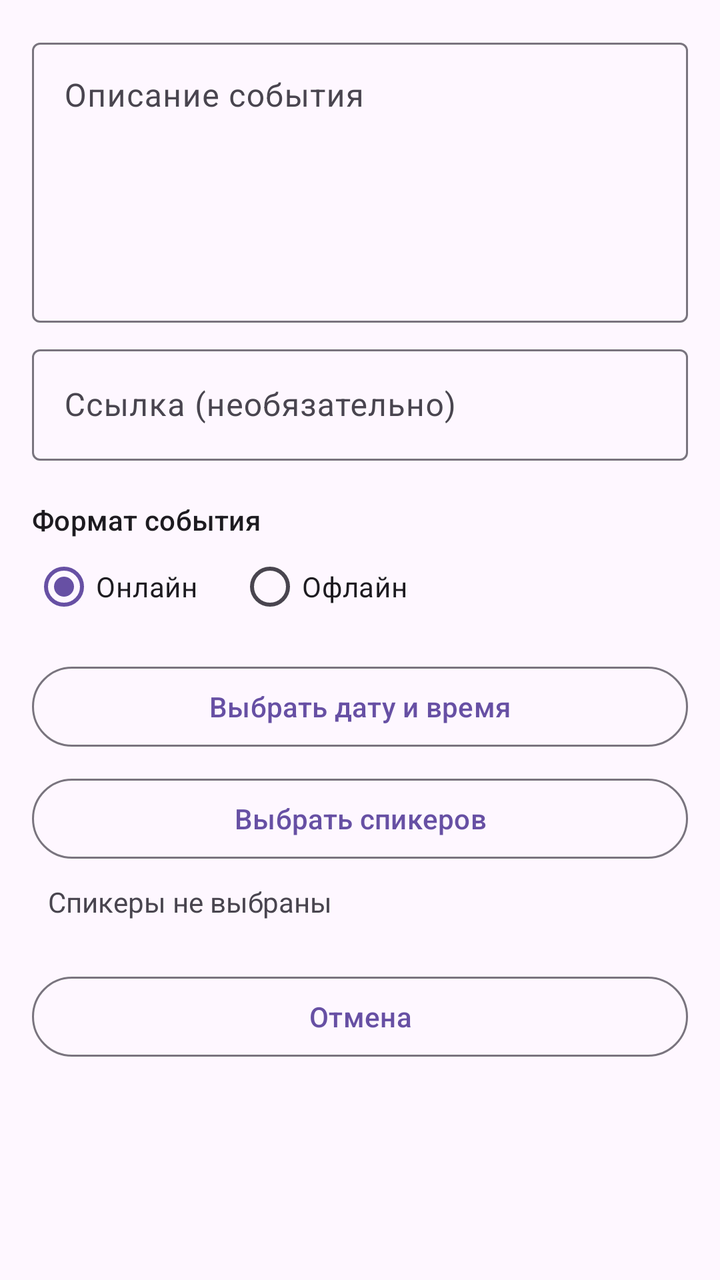
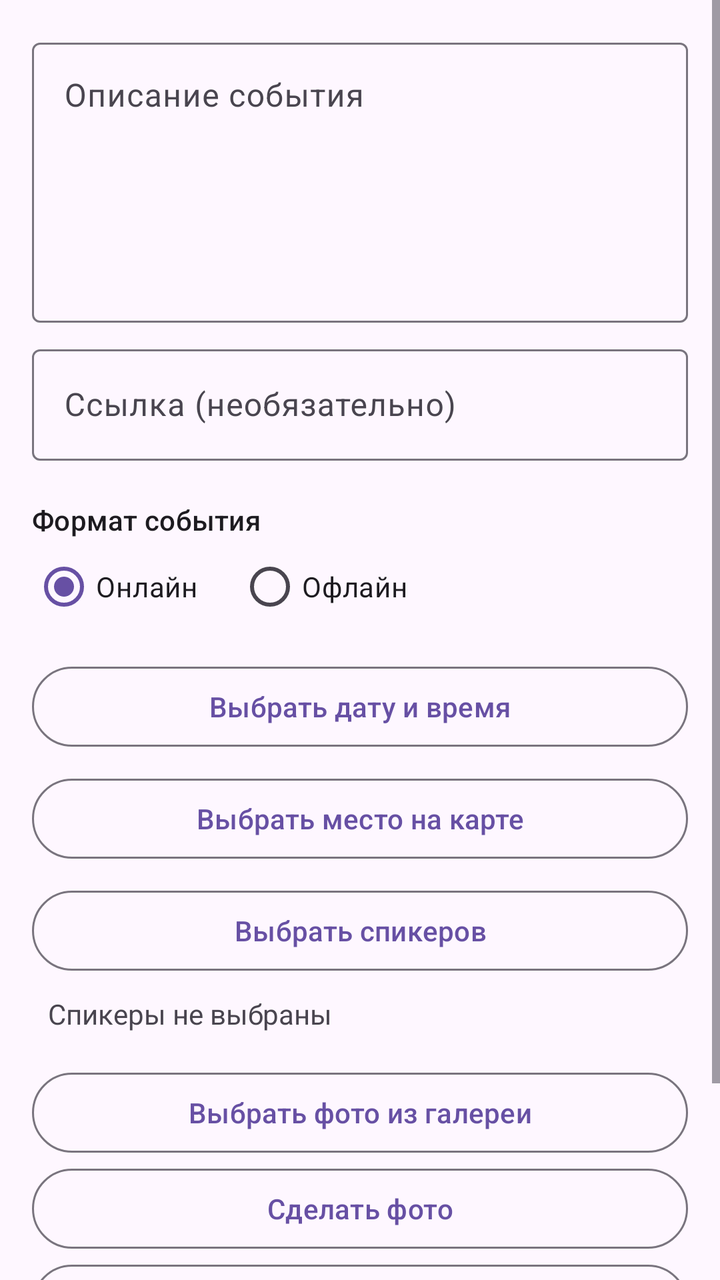

Before-and-after screenshots of an Android layout around one commit, followed by the original layout XML and the change that was made.
<!-- AndroidManifest.xml: application theme Theme.NeWork -->
<!-- res/layout/screen_create_event.xml -->
<?xml version="1.0" encoding="utf-8"?>
<ScrollView xmlns:android="http://schemas.android.com/apk/res/android"
    xmlns:app="http://schemas.android.com/apk/res-auto"
    android:layout_width="match_parent"
    android:layout_height="match_parent"
    android:fillViewport="true">

    <LinearLayout
        android:layout_width="match_parent"
        android:layout_height="wrap_content"
        android:orientation="vertical"
        android:padding="16dp">

        <com.google.android.material.textfield.TextInputLayout
            android:id="@+id/event_content_layout"
            android:layout_width="match_parent"
            android:layout_height="wrap_content"
            android:hint="@string/event_content_hint">

            <com.google.android.material.textfield.TextInputEditText
                android:id="@+id/event_content_input"
                android:layout_width="match_parent"
                android:layout_height="wrap_content"
                android:gravity="top|start"
                android:inputType="textCapSentences|textMultiLine"
                android:minHeight="140dp"
                android:maxLines="10" />
        </com.google.android.material.textfield.TextInputLayout>

        <com.google.android.material.textfield.TextInputLayout
            android:layout_width="match_parent"
            android:layout_height="wrap_content"
            android:layout_marginTop="8dp"
            android:hint="@string/link_hint">

            <com.google.android.material.textfield.TextInputEditText
                android:id="@+id/event_link_input"
                android:layout_width="match_parent"
                android:layout_height="wrap_content"
                android:inputType="textUri" />
        </com.google.android.material.textfield.TextInputLayout>

        <TextView
            android:layout_width="match_parent"
            android:layout_height="wrap_content"
            android:layout_marginTop="20dp"
            android:text="@string/event_type_label"
            android:textAppearance="?attr/textAppearanceTitleSmall" />

        <RadioGroup
            android:id="@+id/event_type_group"
            android:layout_width="match_parent"
            android:layout_height="wrap_content"
            android:orientation="horizontal">

            <RadioButton
                android:id="@+id/event_online"
                android:layout_width="wrap_content"
                android:layout_height="wrap_content"
                android:checked="true"
                android:text="@string/event_online" />

            <RadioButton
                android:id="@+id/event_offline"
                android:layout_width="wrap_content"
                android:layout_height="wrap_content"
                android:layout_marginStart="20dp"
                android:text="@string/event_offline" />
        </RadioGroup>

        <com.google.android.material.button.MaterialButton
            android:id="@+id/event_date_button"
            style="@style/Widget.Material3.Button.OutlinedButton"
            android:layout_width="match_parent"
            android:layout_height="wrap_content"
            android:layout_marginTop="12dp"
            android:text="@string/event_choose_date" />

        <com.google.android.material.button.MaterialButton
            android:id="@+id/event_speakers_button"
            style="@style/Widget.Material3.Button.OutlinedButton"
            android:layout_width="match_parent"
            android:layout_height="wrap_content"
            android:layout_marginTop="8dp"
            android:text="@string/event_choose_speakers" />

        <TextView
            android:id="@+id/event_speakers_summary"
            android:layout_width="match_parent"
            android:layout_height="wrap_content"
            android:padding="8dp"
            android:text="@string/event_speakers_none"
            android:textColor="?attr/colorOnSurfaceVariant" />

        <ProgressBar
            android:id="@+id/event_create_progress"
            style="?android:attr/progressBarStyleHorizontal"
            android:layout_width="match_parent"
            android:layout_height="wrap_content"
            android:layout_marginTop="16dp"
            android:indeterminate="true"
            android:visibility="gone" />

        <com.google.android.material.button.MaterialButton
            android:id="@+id/event_cancel_button"
            style="@style/Widget.Material3.Button.OutlinedButton"
            android:layout_width="match_parent"
            android:layout_height="wrap_content"
            android:layout_marginTop="16dp"
            android:text="@string/cancel" />
    </LinearLayout>
</ScrollView>
<!-- resources referenced by this layout -->
<resources>
  <string name="cancel">Отмена</string>
  <string name="event_choose_date">Выбрать дату и время</string>
  <string name="event_choose_speakers">Выбрать спикеров</string>
  <string name="event_content_hint">Описание события</string>
  <string name="event_offline">Офлайн</string>
  <string name="event_online">Онлайн</string>
  <string name="event_speakers_none">Спикеры не выбраны</string>
  <string name="event_type_label">Формат события</string>
  <string name="link_hint">Ссылка (необязательно)</string>
  <style name="Theme.NeWork" parent="Theme.Material3.DayNight.NoActionBar">
          <item name="colorPrimary">@color/nework_primary</item>
          <item name="colorOnPrimary">@color/nework_on_primary</item>
          <item name="colorSecondary">@color/nework_secondary</item>
      </style>
  <color name="nework_primary">#6750A4</color>
  <color name="nework_on_primary">#FFFFFF</color>
  <color name="nework_secondary">#625B71</color>
</resources>

<!-- the commit's change to res/layout/screen_create_event.xml (unified diff, before → after) -->
@@ -77,6 +77,14 @@
             android:text="@string/event_choose_date" />
 
         <com.google.android.material.button.MaterialButton
+            android:id="@+id/event_location_button"
+            style="@style/Widget.Material3.Button.OutlinedButton"
+            android:layout_width="match_parent"
+            android:layout_height="wrap_content"
+            android:layout_marginTop="8dp"
+            android:text="@string/location_choose" />
+
+        <com.google.android.material.button.MaterialButton
             android:id="@+id/event_speakers_button"
             style="@style/Widget.Material3.Button.OutlinedButton"
             android:layout_width="match_parent"
@@ -91,6 +99,53 @@
             android:padding="8dp"
             android:text="@string/event_speakers_none"
             android:textColor="?attr/colorOnSurfaceVariant" />
+
+        <com.google.android.material.button.MaterialButton
+            android:id="@+id/attachment_gallery_button"
+            style="@style/Widget.Material3.Button.OutlinedButton"
+            android:layout_width="match_parent"
+            android:layout_height="wrap_content"
+            android:layout_marginTop="8dp"
+            android:text="@string/attachment_gallery" />
+
+        <com.google.android.material.button.MaterialButton
+            android:id="@+id/attachment_camera_button"
+            style="@style/Widget.Material3.Button.OutlinedButton"
+            android:layout_width="match_parent"
+            android:layout_height="wrap_content"
+            android:text="@string/attachment_camera" />
+
+        <com.google.android.material.button.MaterialButton
+            android:id="@+id/attachment_audio_video_button"
+            style="@style/Widget.Material3.Button.OutlinedButton"
+            android:layout_width="match_parent"
+            android:layout_height="wrap_content"
+            android:text="@string/attachment_audio_video" />
+
+        <TextView
+            android:id="@+id/attachment_name"
+            android:layout_width="match_parent"
+            android:layout_height="wrap_content"
+            android:layout_marginTop="8dp"
+            android:text="@string/attachment_none"
+            android:visibility="gone" />
+
+        <ImageView
+            android:id="@+id/attachment_preview"
+            android:layout_width="match_parent"
+            android:layout_height="180dp"
+            android:layout_marginTop="8dp"
+            android:contentDescription="@string/attachment_preview"
+            android:scaleType="centerCrop"
+            android:visibility="gone" />
+
+        <com.google.android.material.button.MaterialButton
+            android:id="@+id/attachment_remove_button"
+            style="@style/Widget.Material3.Button.TextButton"
+            android:layout_width="wrap_content"
+            android:layout_height="wrap_content"
+            android:text="@string/attachment_remove"
+            android:visibility="gone" />
 
         <ProgressBar
             android:id="@+id/event_create_progress"
<!-- resource entries referenced after the edit -->
@@ -1,5 +1,11 @@
 <!-- resources referenced by this layout -->
 <resources>
+  <string name="attachment_audio_video">Выбрать аудио или видео</string>
+  <string name="attachment_camera">Сделать фото</string>
+  <string name="attachment_gallery">Выбрать фото из галереи</string>
+  <string name="attachment_none">Вложение не выбрано</string>
+  <string name="attachment_preview">Предпросмотр вложения</string>
+  <string name="attachment_remove">Убрать вложение</string>
   <string name="cancel">Отмена</string>
   <string name="event_choose_date">Выбрать дату и время</string>
   <string name="event_choose_speakers">Выбрать спикеров</string>
@@ -9,6 +15,7 @@
   <string name="event_speakers_none">Спикеры не выбраны</string>
   <string name="event_type_label">Формат события</string>
   <string name="link_hint">Ссылка (необязательно)</string>
+  <string name="location_choose">Выбрать место на карте</string>
   <style name="Theme.NeWork" parent="Theme.Material3.DayNight.NoActionBar">
           <item name="colorPrimary">@color/nework_primary</item>
           <item name="colorOnPrimary">@color/nework_on_primary</item>
